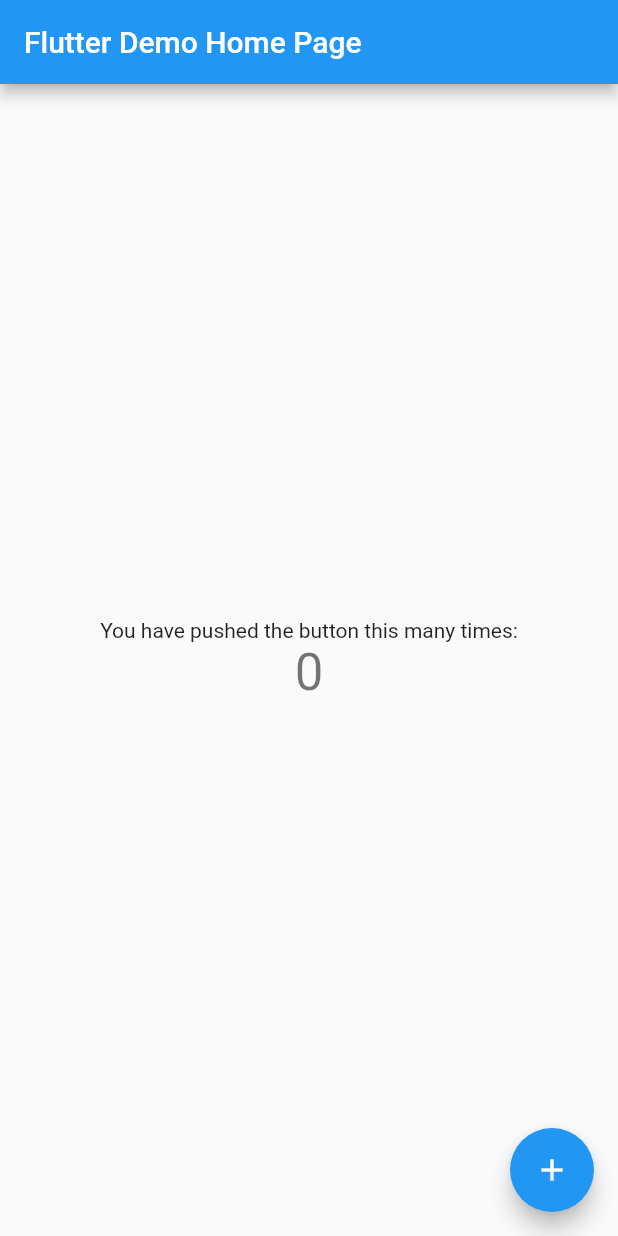
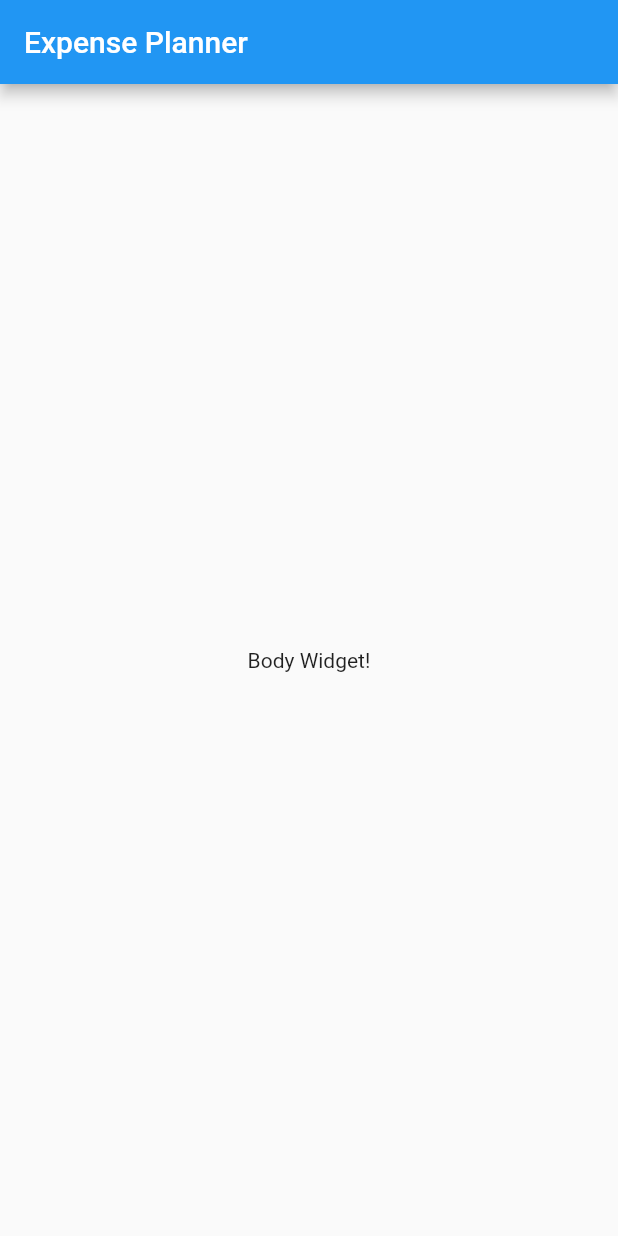
Before and after one commit to ahmet191/flutter_expense_planner, a Flutter app: the screen it shows after launch, on a phone screen of 412 x 824 dp. Run offline on Flutter 3.47's test engine with Material 2 defaults, Android fonts, the phone set to English and light mode, and no system bars.

Commit message:
changed base file(main.dart) for start

```diff
--- a/lib/main.dart
+++ b/lib/main.dart
@@ -1,115 +1,27 @@
 import 'package:flutter/material.dart';
 
-void main() {
-  runApp(const MyApp());
-}
+void main() => runApp(MyApp());
 
 class MyApp extends StatelessWidget {
-  const MyApp({Key? key}) : super(key: key);
-
-  // This widget is the root of your application.
   @override
   Widget build(BuildContext context) {
     return MaterialApp(
-      title: 'Flutter Demo',
-      theme: ThemeData(
-        // This is the theme of your application.
-        //
-        // Try running your application with "flutter run". You'll see the
-        // application has a blue toolbar. Then, without quitting the app, try
-        // changing the primarySwatch below to Colors.green and then invoke
-        // "hot reload" (press "r" in the console where you ran "flutter run",
-        // or simply save your changes to "hot reload" in a Flutter IDE).
-        // Notice that the counter didn't reset back to zero; the application
-        // is not restarted.
-        primarySwatch: Colors.blue,
-      ),
-      home: const MyHomePage(title: 'Flutter Demo Home Page'),
+      title: 'Expense Planner',
+      home: MyHomePage(),
     );
   }
 }
 
-class MyHomePage extends StatefulWidget {
-  const MyHomePage({Key? key, required this.title}) : super(key: key);
-
-  // This widget is the home page of your application. It is stateful, meaning
-  // that it has a State object (defined below) that contains fields that affect
-  // how it looks.
-
-  // This class is the configuration for the state. It holds the values (in this
-  // case the title) provided by the parent (in this case the App widget) and
-  // used by the build method of the State. Fields in a Widget subclass are
-  // always marked "final".
-
-  final String title;
-
-  @override
-  State<MyHomePage> createState() => _MyHomePageState();
-}
-
-class _MyHomePageState extends State<MyHomePage> {
-  int _counter = 0;
-
-  void _incrementCounter() {
-    setState(() {
-      // This call to setState tells the Flutter framework that something has
-      // changed in this State, which causes it to rerun the build method below
-      // so that the display can reflect the updated values. If we changed
-      // _counter without calling setState(), then the build method would not be
-      // called again, and so nothing would appear to happen.
-      _counter++;
-    });
-  }
-
+class MyHomePage extends StatelessWidget {
   @override
   Widget build(BuildContext context) {
-    // This method is rerun every time setState is called, for instance as done
-    // by the _incrementCounter method above.
-    //
-    // The Flutter framework has been optimized to make rerunning build methods
-    // fast, so that you can just rebuild anything that needs updating rather
-    // than having to individually change instances of widgets.
     return Scaffold(
       appBar: AppBar(
-        // Here we take the value from the MyHomePage object that was created by
-        // the App.build method, and use it to set our appbar title.
-        title: Text(widget.title),
+        title: Text('Expense Planner'),
       ),
       body: Center(
-        // Center is a layout widget. It takes a single child and positions it
-        // in the middle of the parent.
-        child: Column(
-          // Column is also a layout widget. It takes a list of children and
-          // arranges them vertically. By default, it sizes itself to fit its
-          // children horizontally, and tries to be as tall as its parent.
-          //
-          // Invoke "debug painting" (press "p" in the console, choose the
-          // "Toggle Debug Paint" action from the Flutter Inspector in Android
-          // Studio, or the "Toggle Debug Paint" command in Visual Studio Code)
-          // to see the wireframe for each widget.
-          //
-          // Column has various properties to control how it sizes itself and
-          // how it positions its children. Here we use mainAxisAlignment to
-          // center the children vertically; the main axis here is the vertical
-          // axis because Columns are vertical (the cross axis would be
-          // horizontal).
-          mainAxisAlignment: MainAxisAlignment.center,
-          children: <Widget>[
-            const Text(
-              'You have pushed the button this many times:',
-            ),
-            Text(
-              '$_counter',
-              style: Theme.of(context).textTheme.headline4,
-            ),
-          ],
-        ),
+        child: Text('Body Widget!'),
       ),
-      floatingActionButton: FloatingActionButton(
-        onPressed: _incrementCounter,
-        tooltip: 'Increment',
-        child: const Icon(Icons.add),
-      ), // This trailing comma makes auto-formatting nicer for build methods.
     );
   }
 }
```
Also changed, not shown: 1 other file.
